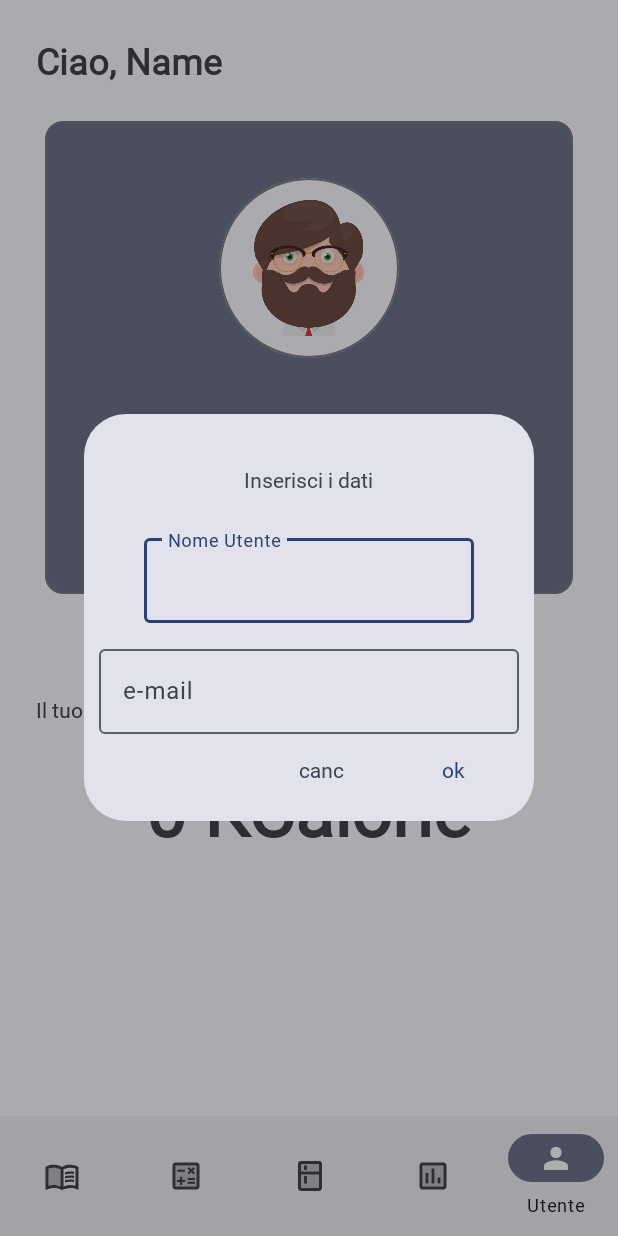
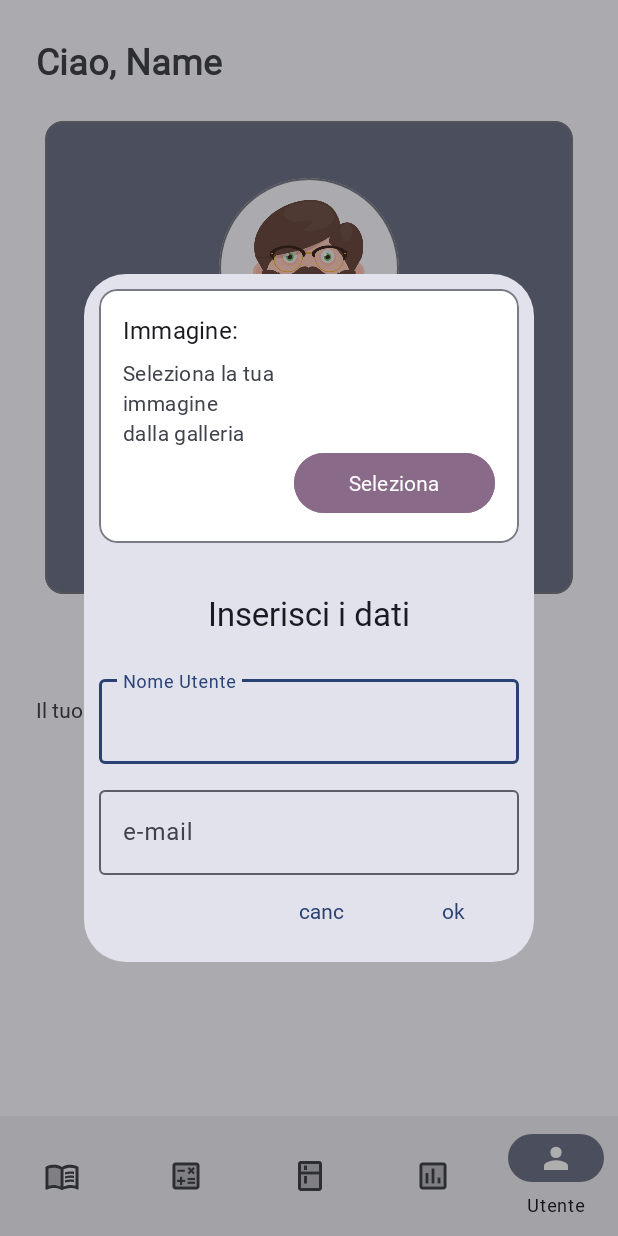
Before and after one commit to giacomochech/material3-app, an Android app: the fragment ModifyUserFragment placed in its activity, item 5 of the bottom bar chosen, on a phone screen of 412 x 824 dp. Run offline under Robolectric (Android 15) with nearby library versions, the phone set to English and light mode, and no system bars; our stand-ins replace navigation-ui; 7 statements that could not run were skipped.

Commit message:
Implementato cambio immagine profilo

```diff
--- a/app/src/main/java/com/example/material3app/ui/recipes/RicettaAdapter.kt
+++ b/app/src/main/java/com/example/material3app/ui/recipes/RicettaAdapter.kt
@@ -60,7 +60,7 @@ class RicettaAdapter(
 
             mFoodViewModel = ViewModelProvider(itemView.context as ViewModelStoreOwner)[FoodViewModel::class.java]
 
-            ingredientiTextView.movementMethod = ScrollingMovementMethod()
+            ingredientiTextView.movementMethod = ScrollingMovementMethod()  //TODO controlla se serve
             descrizioneTextView.movementMethod = ScrollingMovementMethod()
             ricettaCardView.setOnClickListener{
                 clickListener.onClick(it,ricetta)
--- a/app/src/main/java/com/example/material3app/ui/user/UserFragment.kt
+++ b/app/src/main/java/com/example/material3app/ui/user/UserFragment.kt
@@ -1,7 +1,10 @@
 package com.example.material3app.ui.user
 
 import android.content.Context
+import android.graphics.Bitmap
+import android.graphics.BitmapFactory
 import android.os.Bundle
+import android.util.Base64
 import android.view.LayoutInflater
 import android.view.View
 import android.view.ViewGroup
@@ -12,12 +15,14 @@ import com.example.material3app.R
 import com.example.material3app.ui.slideshow.CalcolaFragment
 import com.google.android.material.card.MaterialCardView
 
+
+
 class UserFragment : Fragment() {
     private lateinit var titoloTextView : TextView
     private lateinit var nomeUserTextView : TextView
     private lateinit var mailUserTextView : TextView
     private lateinit var obiettivoAttualeTextView : TextView
-
+    private lateinit var immagineUserView: ImageView
 
 
     override fun onCreateView(
@@ -28,24 +33,32 @@ class UserFragment : Fragment() {
         val rootView = inflater.inflate(R.layout.fragment_user, container, false)
         val card = rootView.findViewById<MaterialCardView>(R.id.cardUser)
         obiettivoAttualeTextView = rootView.findViewById(R.id.ObiettivoCaloricoAttuale)
-        val image = rootView.findViewById<ImageView>(R.id.imageView)
-        image.setImageResource(R.drawable.avatar)
         titoloTextView = rootView.findViewById(R.id.Saluto)
         nomeUserTextView = rootView.findViewById(R.id.NomeUtente)
         mailUserTextView = rootView.findViewById(R.id.MailUtente)
+        immagineUserView = rootView.findViewById(R.id.imageUser)
 
 
 
+
+        val imageUser:String
+
         card.setOnClickListener {
             val d = ModifyUserFragment()
-            d.callback={nome,email->
+            d.callback={nome,email, image ->
                 val titolo = "Ciao, $nome"
                 titoloTextView.text = titolo
                 nomeUserTextView.text = nome
+
+
+                val bitmapImage = decodeBase64(image)
+                immagineUserView.setImageBitmap(bitmapImage)
+
                 mailUserTextView.text=email
             }
             d.show(parentFragmentManager,"ADD DIALOG MODIFY USER")
         }
+
         val sharedPref = activity?.getSharedPreferences(
             CalcolaFragment.SHARED_PREF_PAGINA_CALC,
             Context.MODE_PRIVATE)
@@ -57,7 +70,7 @@ class UserFragment : Fragment() {
         val sharedPrefUser = activity?.getSharedPreferences(ModifyUserFragment.SHARED_PREF_USER_DATA,Context.MODE_PRIVATE)
         val stringNomeUser = sharedPrefUser!!.getString(ModifyUserFragment.STRING_NOME_USER,"Name")
         val mailUser = sharedPrefUser.getString(ModifyUserFragment.STRING_MAIL_USER,"example@ex.com")
-
+        imageUser = sharedPrefUser.getString(ModifyUserFragment.STRING_IMAGE_USER,"")!!
         val titolo = "Ciao, $stringNomeUser"
         titoloTextView.text = titolo
         nomeUserTextView.text = stringNomeUser
@@ -65,7 +78,14 @@ class UserFragment : Fragment() {
 
 
 
-
+        if(imageUser == ""){
+            immagineUserView.setImageResource(R.drawable.avatar)
+        }
+        else
+        {
+            val bitmapImage = decodeBase64(imageUser)
+            immagineUserView.setImageBitmap(bitmapImage)
+        }
 
         return rootView
     }
@@ -88,4 +108,11 @@ class UserFragment : Fragment() {
         nomeUserTextView.text = stringNomeUser
         mailUserTextView.text=mailUser
     }
+
+    private fun decodeBase64(input: String?): Bitmap {
+        val decodedByte = Base64.decode(input, 0)
+        return BitmapFactory
+            .decodeByteArray(decodedByte, 0, decodedByte.size)
+    }
+
 }
--- a/app/src/main/res/layout/fragment_lista_ricette.xml
+++ b/app/src/main/res/layout/fragment_lista_ricette.xml
@@ -24,6 +24,7 @@
         android:layout_margin="16dp"
         app:layout_constraintBottom_toBottomOf="parent"
         app:layout_constraintEnd_toEndOf="parent"
-        app:srcCompat="@drawable/ic_baseline_edit_24" />
+        app:srcCompat="@drawable/ic_baseline_edit_24"
+        android:contentDescription="TODO" />
 
 </androidx.constraintlayout.widget.ConstraintLayout>
--- a/app/src/main/res/layout/fragment_modify_user.xml
+++ b/app/src/main/res/layout/fragment_modify_user.xml
@@ -9,16 +9,62 @@
     android:orientation="vertical"
     android:background="@drawable/dialog_bg">
 
+    <com.google.android.material.card.MaterialCardView
+        android:layout_width="match_parent"
+        android:layout_height="wrap_content"
+        android:backgroundTint="?attr/colorOnSecondary"
+        style="@style/Widget.Material3.CardView.Outlined"
+        android:layout_marginBottom="8dp"
+        >
 
+        <LinearLayout
+            android:layout_width="match_parent"
+            android:layout_height="match_parent"
+            android:orientation="vertical"
+            android:padding="16dp"
+            >
+            <TextView
+                android:layout_width="wrap_content"
+                android:layout_height="wrap_content"
+                android:text="@string/immagine"
+                android:textAppearance="@style/TextAppearance.Material3.TitleMedium" />
+
+            <TextView
+                android:layout_width="wrap_content"
+                android:layout_height="wrap_content"
+                android:id="@+id/dataPiked"
+                android:layout_marginTop="8dp"
+                android:text="@string/seleziona_la_tua_immagine_ndalla_galleria"
+                android:textAppearance="?attr/textAppearanceBodyMedium"
+                android:textColor="?android:attr/textColorSecondary"
+                />
+            <Button
+                android:id="@+id/image_user_button"
+                android:layout_width="134dp"
+                android:layout_height="48dp"
+                android:text="@string/seleziona"
+                android:layout_gravity="end"
+                android:backgroundTint="?attr/colorTertiaryContainer"
+                android:textColor="?attr/colorOnTertiaryContainer"
+
+                />
+
+
+
+        </LinearLayout>
+
+
+    </com.google.android.material.card.MaterialCardView>
 
         <TextView
             android:layout_width="wrap_content"
             android:layout_height="wrap_content"
             android:text="@string/inserisci_i_dati"
+            android:textAppearance="@style/TextAppearance.Material3.TitleLarge"
             android:layout_margin="24dp"/>
 
         <com.google.android.material.textfield.TextInputLayout
-            android:layout_width="220dp"
+            android:layout_width="280dp"
             android:layout_height="wrap_content"
             android:hint="@string/nome_utente"
             android:minWidth="60dp"
@@ -63,7 +109,6 @@
                 android:layout_width="wrap_content"
                 android:layout_height="wrap_content"
                 android:text="@string/canc"
-                android:textColor="?attr/colorSecondary"
                 app:layout_constraintBottom_toBottomOf="parent"
                 app:layout_constraintEnd_toStartOf="@+id/accettoUtenteButton"
                 app:layout_constraintTop_toTopOf="parent"
--- a/app/src/main/res/layout/fragment_user.xml
+++ b/app/src/main/res/layout/fragment_user.xml
@@ -52,7 +52,7 @@
 
                 <ImageView
                     android:contentDescription="@string/immagine_utente"
-                    android:id="@+id/imageView"
+                    android:id="@+id/imageUser"
                     android:layout_width="120dp"
                     android:layout_height="120dp"
                     tools:src="@drawable/avatar"
```
Also changed, not shown: app/src/main/java/com/example/material3app/ui/user/ModifyUserFragment.kt (+80 -3 lines).
